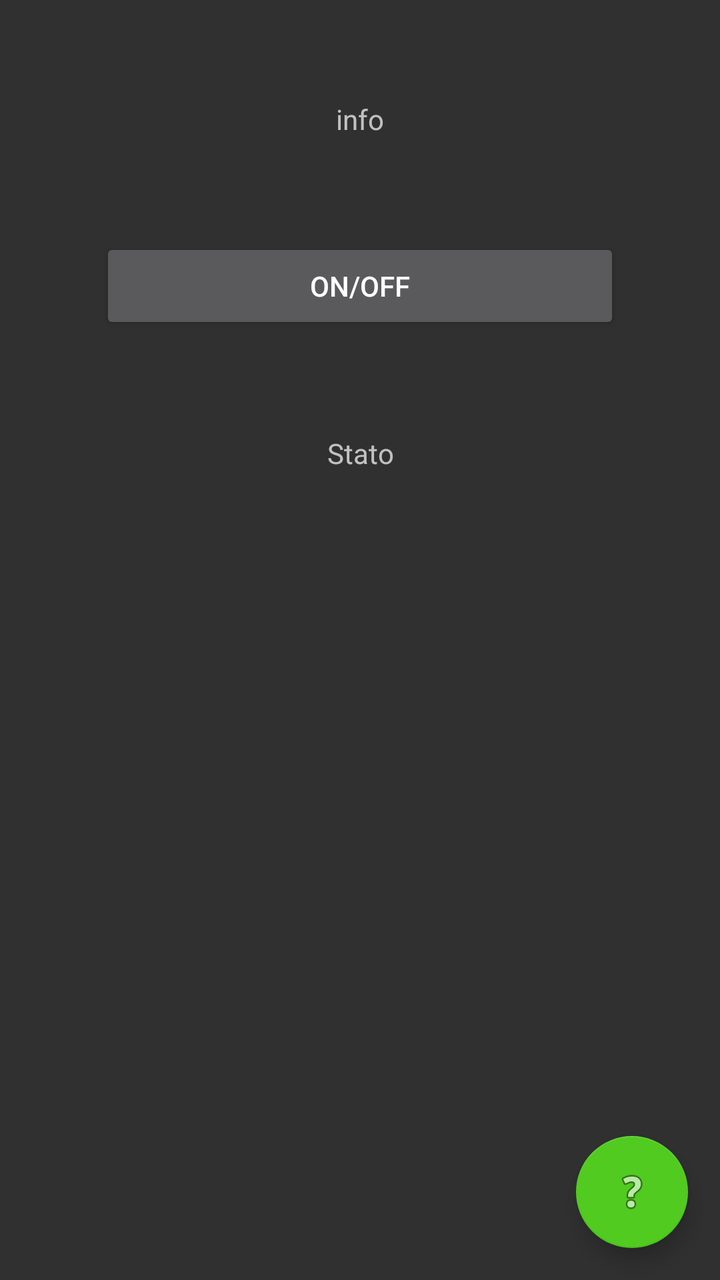
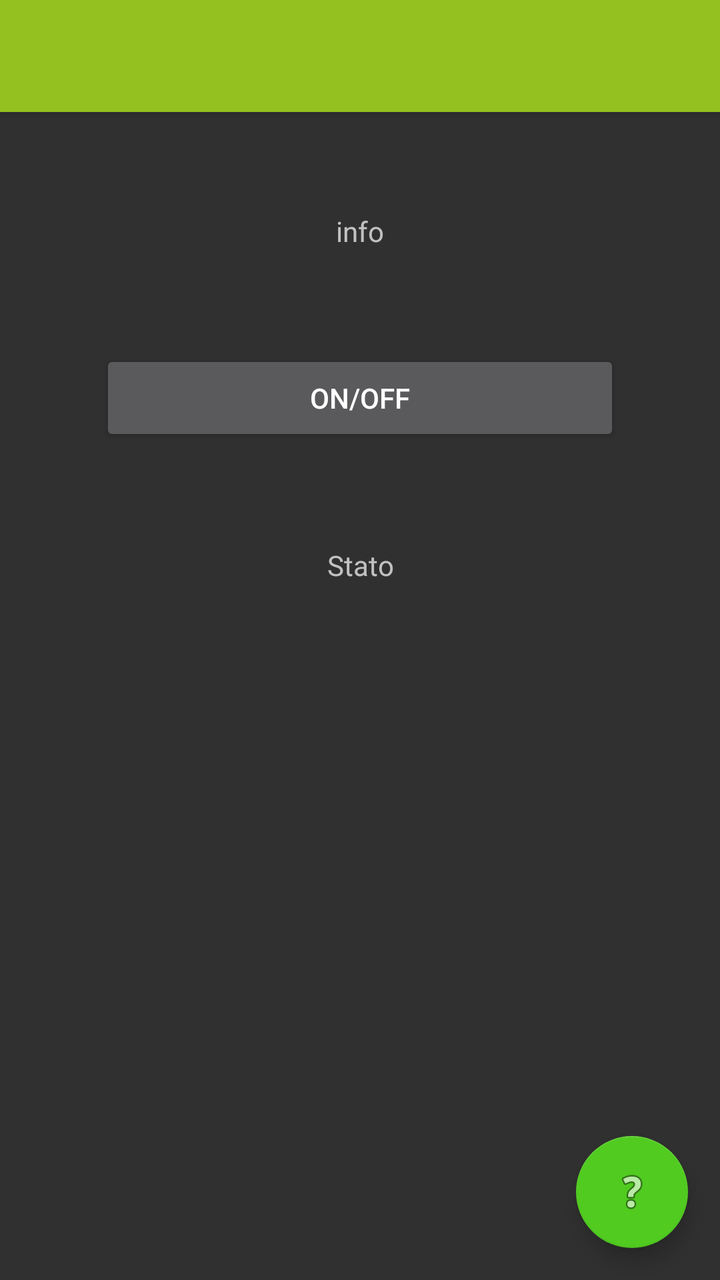

Before-and-after screenshots of an Android layout around one commit, followed by the original layout XML and the change that was made.
<!-- AndroidManifest.xml: application theme AppTheme -->
<!-- res/layout/activity_main.xml -->
<?xml version="1.0" encoding="utf-8"?>
<android.support.design.widget.CoordinatorLayout xmlns:android="http://schemas.android.com/apk/res/android"
    xmlns:app="http://schemas.android.com/apk/res-auto"
    xmlns:tools="http://schemas.android.com/tools"
    android:layout_width="match_parent"
    android:layout_height="match_parent"
    android:orientation="vertical"
    tools:context=".MainActivity">
<LinearLayout
    android:layout_width="match_parent"
    android:layout_height="match_parent"
    android:orientation="vertical">

    <TextView
        android:id="@+id/txt_info"
        android:layout_width="match_parent"
        android:layout_height="wrap_content"
        android:layout_marginTop="50dp"
        android:gravity="center"
        android:text="info" />

    <Button
        android:id="@+id/postswitchReq"
        android:layout_width="match_parent"
        android:layout_height="wrap_content"
        android:layout_margin="50dp"
        android:layout_marginTop="200dp"
        android:text="On/Off" />

    <TextView
        android:id="@+id/txtstate"
        android:layout_width="match_parent"
        android:layout_height="wrap_content"
        android:gravity="center"
        android:text="Stato" />


</LinearLayout>
    <android.support.design.widget.FloatingActionButton
        android:id="@+id/fab"
        android:layout_width="wrap_content"
        android:layout_height="wrap_content"
        android:layout_gravity="end|bottom"
        android:layout_margin="16dp"
        android:contentDescription="Invia"
        android:src="@android:drawable/ic_menu_help" />

</android.support.design.widget.CoordinatorLayout>
<!-- resources referenced by this layout -->
<resources>
  <style name="AppTheme" parent="Theme.AppCompat">
          
          <item name="colorPrimary">@color/colorPrimary</item>
          <item name="colorPrimaryDark">@color/colorPrimaryDark</item>
          <item name="colorAccent">@color/colorAccent</item>
      </style>
  <color name="colorPrimary">#94c11f</color>
  <color name="colorPrimaryDark">#618B25</color>
  <color name="colorAccent">#51CB20</color>
</resources>

<!-- the commit's change to res/layout/activity_main.xml (unified diff, before → after) -->
@@ -4,12 +4,27 @@
     xmlns:tools="http://schemas.android.com/tools"
     android:layout_width="match_parent"
     android:layout_height="match_parent"
-    android:orientation="vertical"
     tools:context=".MainActivity">
-<LinearLayout
-    android:layout_width="match_parent"
-    android:layout_height="match_parent"
-    android:orientation="vertical">
+
+    <android.support.design.widget.AppBarLayout
+        android:layout_width="match_parent"
+        android:layout_height="wrap_content"
+        android:theme="@style/ThemeOverlay.AppCompat.Dark.ActionBar">
+
+        <android.support.v7.widget.Toolbar
+            android:id="@+id/toolbar"
+            android:layout_width="match_parent"
+            android:layout_height="?attr/actionBarSize"
+            android:background="?attr/colorPrimary"
+            app:popupTheme="@style/ThemeOverlay.AppCompat.Light" />
+
+    </android.support.design.widget.AppBarLayout>
+
+    <LinearLayout
+        android:layout_width="match_parent"
+        android:layout_height="match_parent"
+        android:orientation="vertical"
+        app:layout_behavior="@string/appbar_scrolling_view_behavior">
 
     <TextView
         android:id="@+id/txt_info"
<!-- resource entries referenced after the edit -->
@@ -1,6 +1,6 @@
 <!-- resources referenced by this layout -->
 <resources>
-  <style name="AppTheme" parent="Theme.AppCompat">
+  <style name="AppTheme" parent="Theme.AppCompat.NoActionBar">
           
           <item name="colorPrimary">@color/colorPrimary</item>
           <item name="colorPrimaryDark">@color/colorPrimaryDark</item>
